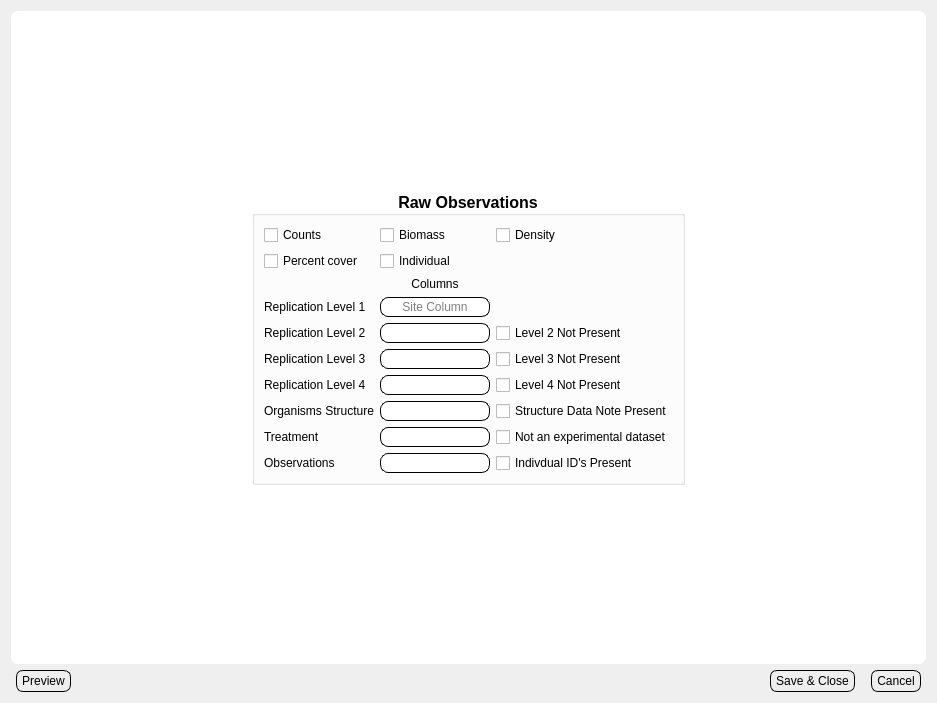
bibsian/database-development, file Views/ui_dialog_obs.ui: the form before one commit.
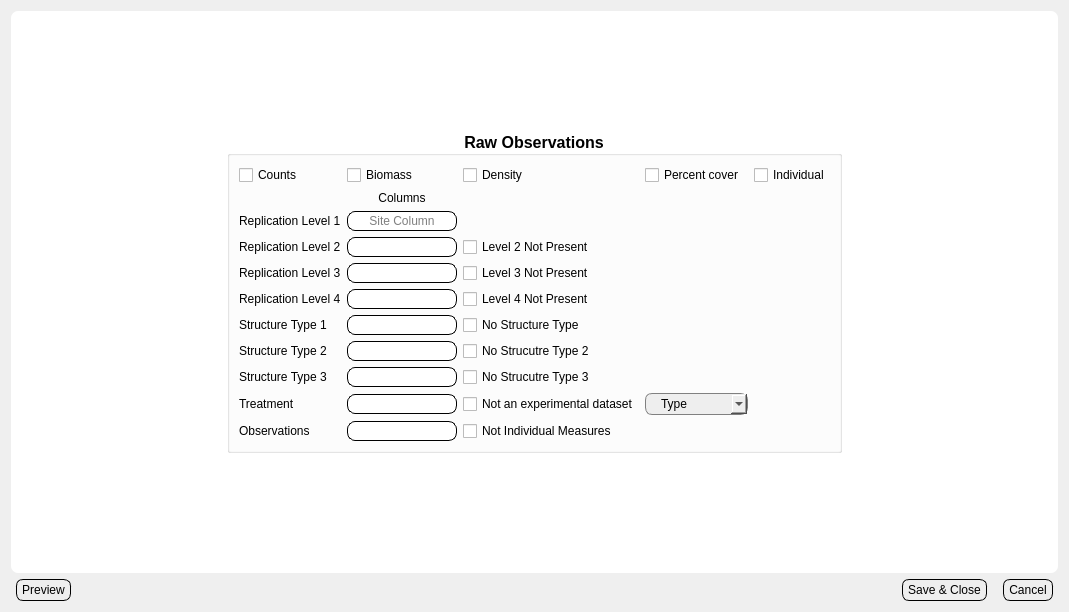
The form after the commit.

Commit message: Updated views for version3 of GUI

The edit to the form file:
```diff
--- a/Views/ui_dialog_obs.ui
+++ b/Views/ui_dialog_obs.ui
@@ -6,8 +6,8 @@
    <rect>
     <x>0</x>
     <y>0</y>
-    <width>937</width>
-    <height>703</height>
+    <width>1069</width>
+    <height>612</height>
    </rect>
   </property>
   <property name="focusPolicy">
@@ -127,17 +127,17 @@
               <layout class="QVBoxLayout" name="verticalLayout">
                <item>
                 <layout class="QGridLayout" name="gridLayout">
-                 <item row="9" column="2">
+                 <item row="11" column="2">
                   <widget class="QCheckBox" name="ckRaw">
                    <property name="focusPolicy">
                     <enum>Qt::TabFocus</enum>
                    </property>
                    <property name="text">
-                    <string>Indivdual ID's Present</string>
+                    <string>Not Individual Measures</string>
                    </property>
                   </widget>
                  </item>
-                 <item row="9" column="1">
+                 <item row="11" column="1">
                   <widget class="QLineEdit" name="lnedRaw">
                    <property name="enabled">
                     <bool>true</bool>
@@ -292,16 +292,6 @@
                    </property>
                   </widget>
                  </item>
-                 <item row="7" column="2">
-                  <widget class="QCheckBox" name="ckStructure">
-                   <property name="focusPolicy">
-                    <enum>Qt::TabFocus</enum>
-                   </property>
-                   <property name="text">
-                    <string>Structure Data Note Present</string>
-                   </property>
-                  </widget>
-                 </item>
                  <item row="6" column="0">
                   <widget class="QLabel" name="label_5">
                    <property name="text">
@@ -363,11 +353,11 @@
                  <item row="7" column="0">
                   <widget class="QLabel" name="label_6">
                    <property name="text">
-                    <string>Organisms Structure</string>
+                    <string>Structure Type 1</string>
                    </property>
                   </widget>
                  </item>
-                 <item row="9" column="0">
+                 <item row="11" column="0">
                   <widget class="QLabel" name="label_8">
                    <property name="text">
                     <string>Observations</string>
@@ -415,17 +405,17 @@
                    </property>
                   </widget>
                  </item>
-                 <item row="8" column="1">
+                 <item row="10" column="1">
                   <widget class="QLineEdit" name="lnedTreatment"/>
                  </item>
-                 <item row="8" column="2">
+                 <item row="10" column="2">
                   <widget class="QCheckBox" name="ckTreatment">
                    <property name="text">
                     <string>Not an experimental dataset</string>
                    </property>
                   </widget>
                  </item>
-                 <item row="8" column="0">
+                 <item row="10" column="0">
                   <widget class="QLabel" name="label_9">
                    <property name="text">
                     <string>Treatment</string>
@@ -453,20 +443,108 @@
                    </property>
                   </widget>
                  </item>
-                 <item row="1" column="0">
+                 <item row="0" column="3">
                   <widget class="QCheckBox" name="ckPercentcover">
                    <property name="text">
                     <string>Percent cover</string>
                    </property>
                   </widget>
                  </item>
-                 <item row="1" column="1">
+                 <item row="9" column="0">
+                  <widget class="QLabel" name="label_10">
+                   <property name="text">
+                    <string>Structure Type 3</string>
+                   </property>
+                  </widget>
+                 </item>
+                 <item row="0" column="4">
                   <widget class="QCheckBox" name="ckIndividual">
                    <property name="text">
                     <string>Individual</string>
                    </property>
                   </widget>
                  </item>
+                 <item row="10" column="3">
+                  <widget class="QComboBox" name="comboBox">
+                   <item>
+                    <property name="text">
+                     <string>Type</string>
+                    </property>
+                   </item>
+                   <item>
+                    <property name="text">
+                     <string>fire</string>
+                    </property>
+                   </item>
+                   <item>
+                    <property name="text">
+                     <string>removal</string>
+                    </property>
+                   </item>
+                   <item>
+                    <property name="text">
+                     <string>consumer</string>
+                    </property>
+                   </item>
+                   <item>
+                    <property name="text">
+                     <string>precipitation</string>
+                    </property>
+                   </item>
+                   <item>
+                    <property name="text">
+                     <string>temperature</string>
+                    </property>
+                   </item>
+                   <item>
+                    <property name="text">
+                     <string>disturbance</string>
+                    </property>
+                   </item>
+                   <item>
+                    <property name="text">
+                     <string>density</string>
+                    </property>
+                   </item>
+                  </widget>
+                 </item>
+                 <item row="8" column="0">
+                  <widget class="QLabel" name="label_7">
+                   <property name="text">
+                    <string>Structure Type 2</string>
+                   </property>
+                  </widget>
+                 </item>
+                 <item row="9" column="2">
+                  <widget class="QCheckBox" name="ckStructure3">
+                   <property name="text">
+                    <string>No Strucutre Type 3</string>
+                   </property>
+                  </widget>
+                 </item>
+                 <item row="8" column="2">
+                  <widget class="QCheckBox" name="ckStructure2">
+                   <property name="text">
+                    <string>No Strucutre Type 2</string>
+                   </property>
+                  </widget>
+                 </item>
+                 <item row="7" column="2">
+                  <widget class="QCheckBox" name="ckStructure">
+                   <property name="focusPolicy">
+                    <enum>Qt::TabFocus</enum>
+                   </property>
+                   <property name="text">
+                    <string>No Structure Type </string>
+                   </property>
+                  </widget>
+                 </item>
+                 <item row="8" column="1">
+                  <widget class="QLineEdit" name="lnedStructure2"/>
+                 </item>
+                 <item row="9" column="1">
+                  <widget class="QLineEdit" name="lnedStructure3"/>
+                 </item>
                 </layout>
                </item>
               </layout>
```
The commit also changes 1 other file.
